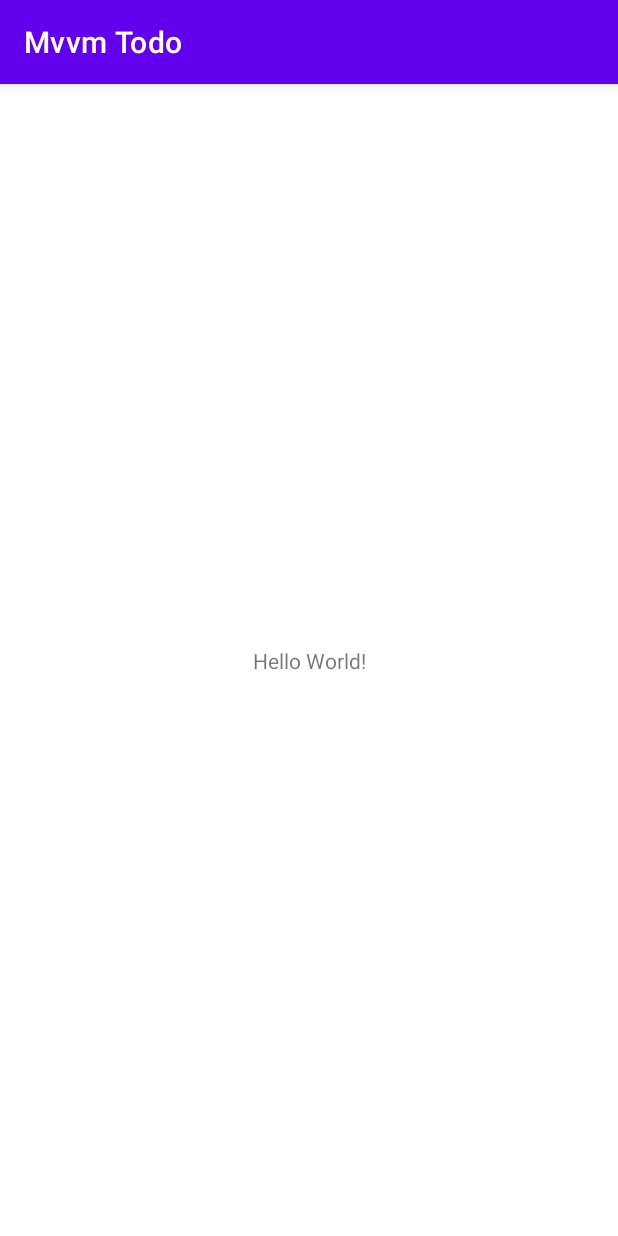
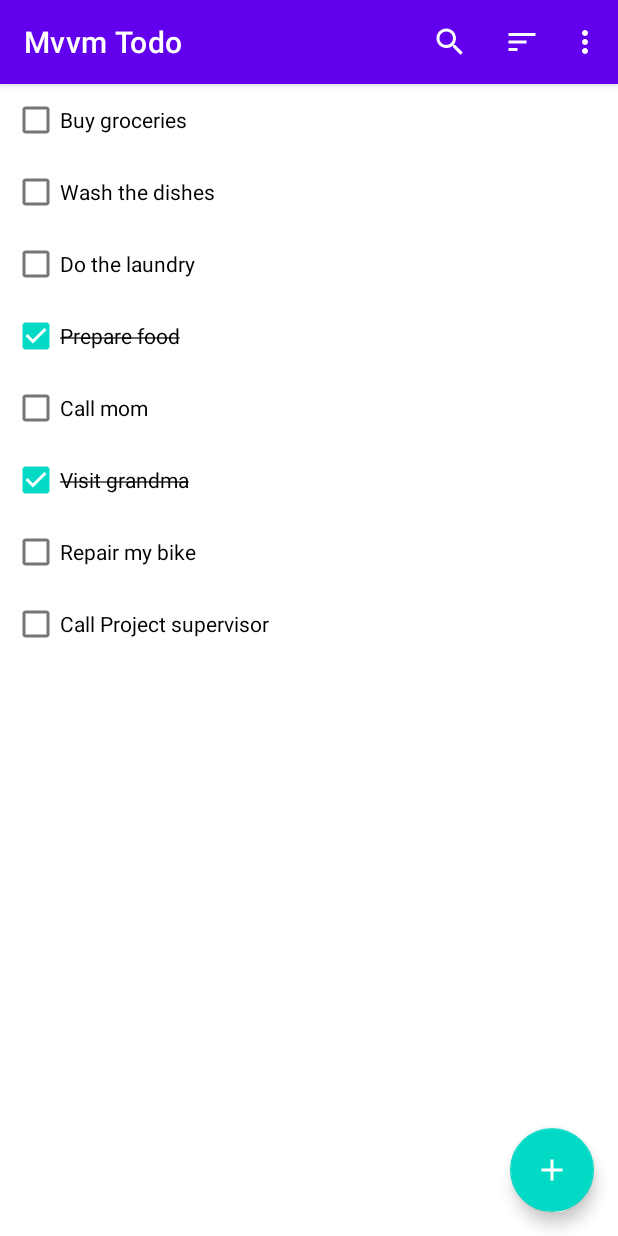
Before and after one commit to patiwagura/mvvm-todo-list, an Android app: the screen it shows after launch (MainActivity), on a phone screen of 412 x 824 dp. Run offline under Robolectric (Android 15) with nearby library versions, the phone set to English and light mode, and no system bars; our stand-ins replace Dagger/Hilt's generated code, Room's generated code; libraries missing offline, so code that uses them is left out: androidx.hilt.lifecycle.

Commit message:
created TasksAdapter, ViewExt (extension functions), menu_fragment_tasks

```diff
--- a/app/src/main/AndroidManifest.xml
+++ b/app/src/main/AndroidManifest.xml
@@ -3,6 +3,7 @@
     package="com.cobiztech.mvvmtodo">
 
     <application
+        android:name=".ToDoApplication"
         android:allowBackup="true"
         android:icon="@mipmap/ic_launcher"
         android:label="@string/app_name"
@@ -10,7 +11,7 @@
         android:supportsRtl="true"
         android:theme="@style/Theme.MvvmTodo">
         <activity
-            android:name=".MainActivity"
+            android:name=".ui.MainActivity"
             android:exported="true">
             <intent-filter>
                 <action android:name="android.intent.action.MAIN" />
--- a/app/src/main/java/com/cobiztech/mvvmtodo/ToDoApplication.kt
+++ b/app/src/main/java/com/cobiztech/mvvmtodo/ToDoApplication.kt
@@ -1,4 +1,8 @@
 package com.cobiztech.mvvmtodo
 
-class ToDoApplication {
+import android.app.Application
+import dagger.hilt.android.HiltAndroidApp
+
+@HiltAndroidApp
+class ToDoApplication : Application() {
 }
--- a/app/src/main/java/com/cobiztech/mvvmtodo/data/TaskDao.kt
+++ b/app/src/main/java/com/cobiztech/mvvmtodo/data/TaskDao.kt
@@ -1,4 +1,22 @@
 package com.cobiztech.mvvmtodo.data
 
+import androidx.room.*
+import kotlinx.coroutines.flow.Flow
+
+@Dao
 interface TaskDao {
+
+    //Note: Flow -> returns asynchronous stream of data (list is updated everytime database changes).
+    // Filter tasks by name (name matches searchQuery) ORDER BY importance (important tasks are listed on top).
+    @Query("SELECT * FROM task_table WHERE name LIKE '%' || :searchQuery || '%' ORDER BY important DESC")
+    fun getTasks(searchQuery: String): Flow<List<Task>>
+
+    @Insert(onConflict = OnConflictStrategy.REPLACE)
+    suspend fun insert(task: Task)
+
+    @Update
+    suspend fun update(task: Task)
+
+    @Delete
+    suspend fun delete(task: Task)
 }
--- a/app/src/main/java/com/cobiztech/mvvmtodo/data/TaskDatabase.kt
+++ b/app/src/main/java/com/cobiztech/mvvmtodo/data/TaskDatabase.kt
@@ -1,4 +1,41 @@
 package com.cobiztech.mvvmtodo.data
 
-class TaskDatabase {
+import androidx.room.Database
+import androidx.room.RoomDatabase
+import androidx.sqlite.db.SupportSQLiteDatabase
+import com.cobiztech.mvvmtodo.di.ApplicationScope
+import kotlinx.coroutines.CoroutineScope
+import kotlinx.coroutines.launch
+import javax.inject.Inject
+import javax.inject.Provider
+
+@Database(entities = [Task::class], version = 1)
+abstract class TaskDatabase : RoomDatabase() {
+
+    // abstract methods - room will generate method-body for abstract functions.
+    abstract fun taskDao(): TaskDao
+
+    // callBack to insert dummy-data into database.
+    // @inject - teaches dagger to construct/provide instance of this class (similar to using @Provides methods in modules).
+    class Callback @Inject constructor(
+        private val database: Provider<TaskDatabase>,
+        @ApplicationScope private val applicationScope: CoroutineScope
+    ) : RoomDatabase.Callback() {
+        override fun onCreate(db: SupportSQLiteDatabase) {
+            super.onCreate(db)
+
+            val dao = database.get().taskDao()
+
+            applicationScope.launch {
+                dao.insert(Task("Wash the dishes"))
+                dao.insert(Task("Do the laundry"))
+                dao.insert(Task("Buy groceries", important = true))
+                dao.insert(Task("Prepare food", completed = true))
+                dao.insert(Task("Call mom"))
+                dao.insert(Task("Visit grandma", completed = true))
+                dao.insert(Task("Repair my bike"))
+                dao.insert(Task("Call Project supervisor"))
+            }
+        }
+    }
 }
--- a/app/src/main/java/com/cobiztech/mvvmtodo/di/AppModule.kt
+++ b/app/src/main/java/com/cobiztech/mvvmtodo/di/AppModule.kt
@@ -1,4 +1,47 @@
 package com.cobiztech.mvvmtodo.di
 
+import android.app.Application
+import androidx.room.Room
+import com.cobiztech.mvvmtodo.data.TaskDatabase
+import dagger.Module
+import dagger.Provides
+import dagger.hilt.InstallIn
+import dagger.hilt.android.components.ApplicationComponent
+import kotlinx.coroutines.CoroutineScope
+import kotlinx.coroutines.SupervisorJob
+import javax.inject.Qualifier
+import javax.inject.Singleton
+
+@Module
+@InstallIn(ApplicationComponent::class)
 object AppModule {
+    // Note:
+    // Module - teaches/instructs dagger on how to create object-dependencies.
+    // method return-type - must match the object instance to create e.g TaskDao, TaskDatabase.
+    // ApplicationComponent - (dagger autogenerated class) contains dependencies scoped to Application-level.
+
+    @Provides
+    @Singleton
+    fun provideDatabase(
+        app: Application,
+        callback: TaskDatabase.Callback
+    ) = Room.databaseBuilder(app, TaskDatabase::class.java, "task_database")
+        .fallbackToDestructiveMigration()
+        .addCallback(callback) // insert dummy data into database.
+        .build()
+
+    // provide/create TaskDao instance.
+    @Provides
+    fun provideTaskDao(db: TaskDatabase) = db.taskDao()
+
+    // provide a coroutineScope - scoped to application
+    @ApplicationScope
+    @Provides
+    @Singleton
+    fun provideApplicationScope() = CoroutineScope(SupervisorJob())
 }
+
+// Qualifier - to explicitly tell dagger which CoroutineScope to inject.
+@Retention(AnnotationRetention.RUNTIME)
+@Qualifier
+annotation class ApplicationScope
--- a/app/src/main/java/com/cobiztech/mvvmtodo/ui/MainActivity.kt
+++ b/app/src/main/java/com/cobiztech/mvvmtodo/ui/MainActivity.kt
@@ -1,11 +1,16 @@
-package com.cobiztech.mvvmtodo
+package com.cobiztech.mvvmtodo.ui
 
 import androidx.appcompat.app.AppCompatActivity
 import android.os.Bundle
+import com.cobiztech.mvvmtodo.R
+import dagger.hilt.android.AndroidEntryPoint
 
+@AndroidEntryPoint
 class MainActivity : AppCompatActivity() {
     override fun onCreate(savedInstanceState: Bundle?) {
         super.onCreate(savedInstanceState)
         setContentView(R.layout.activity_main)
     }
+
+    // Continue : PART 7 (combining multiple flows).
 }
--- /dev/null
+++ b/app/src/main/java/com/cobiztech/mvvmtodo/ui/tasks/TasksAdapter.kt
@@ -0,0 +1,58 @@
+package com.cobiztech.mvvmtodo.ui.tasks
+
+import android.view.LayoutInflater
+import android.view.ViewGroup
+import androidx.core.view.isVisible
+import androidx.recyclerview.widget.DiffUtil
+import androidx.recyclerview.widget.ListAdapter
+import androidx.recyclerview.widget.RecyclerView
+import com.cobiztech.mvvmtodo.data.Task
+import com.cobiztech.mvvmtodo.databinding.ItemTaskBinding
+
+class TasksAdapter : ListAdapter<Task, TasksAdapter.TasksViewHolder>(DiffCallback()) {
+
+    override fun onCreateViewHolder(parent: ViewGroup, viewType: Int): TasksViewHolder {
+        val binding = ItemTaskBinding.inflate(LayoutInflater.from(parent.context), parent, false)
+        return TasksViewHolder(binding)
+    }
+
+    override fun onBindViewHolder(holder: TasksViewHolder, position: Int) {
+        val currentItem = getItem(position)
+        holder.bind(currentItem)
+    }
+
+    class TasksViewHolder(private val binding: ItemTaskBinding) :
+        RecyclerView.ViewHolder(binding.root) {
+
+
+        /**
+         * function to bind task object to layout.
+         * @param task - task object with data to bind to layout
+         */
+        fun bind(task: Task) {
+            binding.apply {
+                checkBoxCompleted.isChecked = task.completed
+                textViewName.text = task.name
+                textViewName.paint.isStrikeThruText = task.completed
+                labelPriority.isVisible = task.important
+            }
+
+        }
+
+    }
+
+    /**
+     * enable ListAdapter to compare and differentiate oldItems vs newItems.
+     */
+    class DiffCallback : DiffUtil.ItemCallback<Task>() {
+        // items are same if item.id is equal.
+        override fun areItemsTheSame(oldItem: Task, newItem: Task) =
+            oldItem.id == newItem.id
+
+        // compare all properties e.g name, id, completed.
+        override fun areContentsTheSame(oldItem: Task, newItem: Task) = oldItem == newItem
+
+    }
+
+
+}
--- a/app/src/main/java/com/cobiztech/mvvmtodo/ui/tasks/TasksFragment.kt
+++ b/app/src/main/java/com/cobiztech/mvvmtodo/ui/tasks/TasksFragment.kt
@@ -1,4 +1,84 @@
 package com.cobiztech.mvvmtodo.ui.tasks
 
-class TasksFragment {
+import android.os.Bundle
+import android.view.Menu
+import android.view.MenuInflater
+import android.view.MenuItem
+import android.view.View
+import androidx.appcompat.widget.SearchView
+import androidx.fragment.app.Fragment
+import androidx.fragment.app.viewModels
+import androidx.recyclerview.widget.LinearLayoutManager
+import com.cobiztech.mvvmtodo.R
+import com.cobiztech.mvvmtodo.databinding.FragmentTasksBinding
+import com.cobiztech.mvvmtodo.util.onQueryTextChanged
+import dagger.hilt.android.AndroidEntryPoint
+
+@AndroidEntryPoint
+class TasksFragment : Fragment(R.layout.fragment_tasks) {
+    private val viewModel: TasksViewModel by viewModels()
+
+    override fun onViewCreated(view: View, savedInstanceState: Bundle?) {
+        super.onViewCreated(view, savedInstanceState)
+
+        // using ViewBinding instead of findViewById - to find item references.
+        val binding = FragmentTasksBinding.bind(view)
+        val taskAdapter = TasksAdapter()
+        binding.apply {
+            recyclerViewTasks.apply {
+                // setting-up the recyclerView.
+                adapter = taskAdapter
+                layoutManager = LinearLayoutManager(requireContext())
+                setHasFixedSize(true)
+            }
+        }
+
+        viewModel.tasks.observe(viewLifecycleOwner) {
+            // we receive a new list whenever database changes.
+            taskAdapter.submitList(it)
+        }
+
+        setHasOptionsMenu(true)
+    }
+
+    override fun onCreateOptionsMenu(menu: Menu, inflater: MenuInflater) {
+        inflater.inflate(R.menu.menu_fragment_tasks, menu)
+
+        // get reference to searchView - contained inside a menu item.
+        val searchItem = menu.findItem(R.id.action_search)
+        val searchView = searchItem.actionView as SearchView
+
+        // update the searchQuery when we input/type-characters on the searchView e.g searching by task-name.
+        searchView.onQueryTextChanged {
+            viewModel.searchQuery.value = it
+
+        }
+
+    }
+
+    override fun onOptionsItemSelected(item: MenuItem): Boolean {
+        return when (item.itemId) {
+            R.id.action_sort_by_name -> {
+                true
+
+            }
+
+            R.id.action_sort_by_date_created -> {
+                true
+            }
+
+            R.id.action_hide_completed_tasks -> {
+                // toggle the checkBox -(checked=true/false)
+                item.isChecked = !item.isChecked
+                true
+            }
+
+            R.id.action_delete_all_completed_tasks -> {
+                true
+            }
+
+            else -> super.onOptionsItemSelected(item)
+        }
+
+    }
 }
--- a/app/src/main/java/com/cobiztech/mvvmtodo/ui/tasks/TasksViewModel.kt
+++ b/app/src/main/java/com/cobiztech/mvvmtodo/ui/tasks/TasksViewModel.kt
@@ -1,4 +1,20 @@
 package com.cobiztech.mvvmtodo.ui.tasks
 
-class TasksViewModel {
+import androidx.hilt.lifecycle.ViewModelInject
+import androidx.lifecycle.ViewModel
+import androidx.lifecycle.asLiveData
+import com.cobiztech.mvvmtodo.data.TaskDao
+import kotlinx.coroutines.flow.MutableStateFlow
+import kotlinx.coroutines.flow.flatMapLatest
+
+class TasksViewModel @ViewModelInject constructor(
+    private val taskDao: TaskDao
+) : ViewModel() {
+    // Note: use Flow, below viewModel towards repositories, convert to liveData at the viewModel-level.
+
+    val searchQuery = MutableStateFlow("")
+
+    private val tasksFlow = searchQuery.flatMapLatest { taskDao.getTasks(it) }
+
+    val tasks = tasksFlow.asLiveData()
 }
--- /dev/null
+++ b/app/src/main/java/com/cobiztech/mvvmtodo/util/ViewExt.kt
@@ -0,0 +1,27 @@
+package com.cobiztech.mvvmtodo.util
+
+import androidx.appcompat.widget.SearchView
+
+/**
+ * Contains ViewExtension - functions.
+ * extension-function Syntax:
+ *           ClassName.functionName(params ...){}
+ */
+
+inline fun SearchView.onQueryTextChanged(crossinline listener: (String) -> Unit) {
+
+    // set a queryTextListener on the SearchView.
+    this.setOnQueryTextListener(object : SearchView.OnQueryTextListener {
+        // handles the submit button event.
+        override fun onQueryTextSubmit(query: String?): Boolean {
+            return true
+        }
+
+        // triggered when we type any-text on the SearchView
+        override fun onQueryTextChange(newText: String?): Boolean {
+            listener(newText.orEmpty())
+            return true
+        }
+    })
+
+}
--- a/app/src/main/res/layout/activity_main.xml
+++ b/app/src/main/res/layout/activity_main.xml
@@ -4,15 +4,15 @@
     xmlns:tools="http://schemas.android.com/tools"
     android:layout_width="match_parent"
     android:layout_height="match_parent"
-    tools:context=".MainActivity">
+    tools:context=".ui.MainActivity">
 
-    <TextView
-        android:layout_width="wrap_content"
-        android:layout_height="wrap_content"
-        android:text="Hello World!"
-        app:layout_constraintBottom_toBottomOf="parent"
-        app:layout_constraintLeft_toLeftOf="parent"
-        app:layout_constraintRight_toRightOf="parent"
-        app:layout_constraintTop_toTopOf="parent" />
+    <androidx.fragment.app.FragmentContainerView
+        android:id="@+id/nav_host_fragment"
+        android:name="androidx.navigation.fragment.NavHostFragment"
+        android:layout_width="match_parent"
+        android:layout_height="match_parent"
+        app:defaultNavHost="true"
+        app:navGraph="@navigation/nav_graph" />
+
 
 </androidx.constraintlayout.widget.ConstraintLayout>
--- a/app/src/main/res/layout/fragment_tasks.xml
+++ b/app/src/main/res/layout/fragment_tasks.xml
@@ -1,7 +1,9 @@
 <?xml version="1.0" encoding="utf-8"?>
 <androidx.coordinatorlayout.widget.CoordinatorLayout xmlns:android="http://schemas.android.com/apk/res/android"
+    xmlns:tools="http://schemas.android.com/tools"
     android:layout_width="match_parent"
-    android:layout_height="match_parent">
+    android:layout_height="match_parent"
+    tools:context=".ui.tasks.TasksFragment">
 
     <androidx.recyclerview.widget.RecyclerView
         android:id="@+id/recycler_view_tasks"
--- /dev/null
+++ b/app/src/main/res/menu/menu_fragment_tasks.xml
@@ -0,0 +1,46 @@
+<?xml version="1.0" encoding="utf-8"?>
+<menu xmlns:android="http://schemas.android.com/apk/res/android"
+    xmlns:app="http://schemas.android.com/apk/res-auto">
+
+    <!-- actionViewClass : make search-optionsMenu into expandable searchView
+     collapseActionView: collapse expanded searchView into search icon. -->
+    <item
+        android:id="@+id/action_search"
+        android:icon="@drawable/ic_search"
+        android:title="@string/search"
+        app:actionViewClass="androidx.appcompat.widget.SearchView"
+        app:showAsAction="always|collapseActionView" />
+
+    <!-- Creating a menu containing a sub-menu. -->
+    <item
+        android:icon="@drawable/ic_sort"
+        android:title="@string/sort"
+        app:showAsAction="always">
+
+        <!-- Sub-Menu here: Note: sub-menu must have menu-ids, for referencing in code e.g handle clickEvents -->
+        <menu>
+            <item
+                android:id="@+id/action_sort_by_name"
+                android:title="@string/sort_by_name" />
+
+            <item
+                android:id="@+id/action_sort_by_date_created"
+                android:title="@string/sort_by_date_created" />
+        </menu>
+    </item>
+
+    <!-- Hide completed menu-Item -->
+    <item
+        android:id="@+id/action_hide_completed_tasks"
+        android:checkable="true"
+        android:title="@string/hide_completed"
+        app:showAsAction="never" />
+
+    <!-- Delete all completed tasks  -->
+    <item
+        android:id="@+id/action_delete_all_completed_tasks"
+        android:title="@string/delete_all_completed"
+        app:showAsAction="never" />
+
+
+</menu>
--- a/app/src/main/res/navigation/nav_graph.xml
+++ b/app/src/main/res/navigation/nav_graph.xml
@@ -1,6 +1,13 @@
 <?xml version="1.0" encoding="utf-8"?>
 <navigation xmlns:android="http://schemas.android.com/apk/res/android"
-             xmlns:app="http://schemas.android.com/apk/res-auto"
-             android:id="@+id/nav_graph">
+    xmlns:app="http://schemas.android.com/apk/res-auto"
+    xmlns:tools="http://schemas.android.com/tools"
+    android:id="@+id/nav_graph"
+    app:startDestination="@id/tasksFragment">
 
+    <fragment
+        android:id="@+id/tasksFragment"
+        android:name="com.cobiztech.mvvmtodo.ui.tasks.TasksFragment"
+        android:label="fragment_tasks"
+        tools:layout="@layout/fragment_tasks" />
 </navigation>
--- a/app/src/main/res/values-night/themes.xml
+++ b/app/src/main/res/values-night/themes.xml
@@ -8,7 +8,7 @@
         <!-- Secondary brand color. -->
         <item name="colorSecondary">@color/teal_200</item>
         <item name="colorSecondaryVariant">@color/teal_200</item>
-        <item name="colorOnSecondary">@color/black</item>
+        <item name="colorOnSecondary">@color/white</item>
         <!-- Status bar color. -->
         <item name="android:statusBarColor" tools:targetApi="l">?attr/colorPrimaryVariant</item>
         <!-- Customize your theme here. -->
--- a/app/src/main/res/values/strings.xml
+++ b/app/src/main/res/values/strings.xml
@@ -1,3 +1,10 @@
 <resources>
     <string name="app_name">Mvvm Todo</string>
+
+    <string name="sort_by_date_created">Sort by date created</string>
+    <string name="sort_by_name">Sort by name</string>
+    <string name="sort">Sort</string>
+    <string name="search">Search</string>
+    <string name="hide_completed">Hide completed</string>
+    <string name="delete_all_completed">Delete all completed</string>
 </resources>
--- a/app/src/main/res/values/themes.xml
+++ b/app/src/main/res/values/themes.xml
@@ -8,7 +8,7 @@
         <!-- Secondary brand color. -->
         <item name="colorSecondary">@color/teal_200</item>
         <item name="colorSecondaryVariant">@color/teal_700</item>
-        <item name="colorOnSecondary">@color/black</item>
+        <item name="colorOnSecondary">@color/white</item>
         <!-- Status bar color. -->
         <item name="android:statusBarColor" tools:targetApi="l">?attr/colorPrimaryVariant</item>
         <!-- Customize your theme here. -->
```
